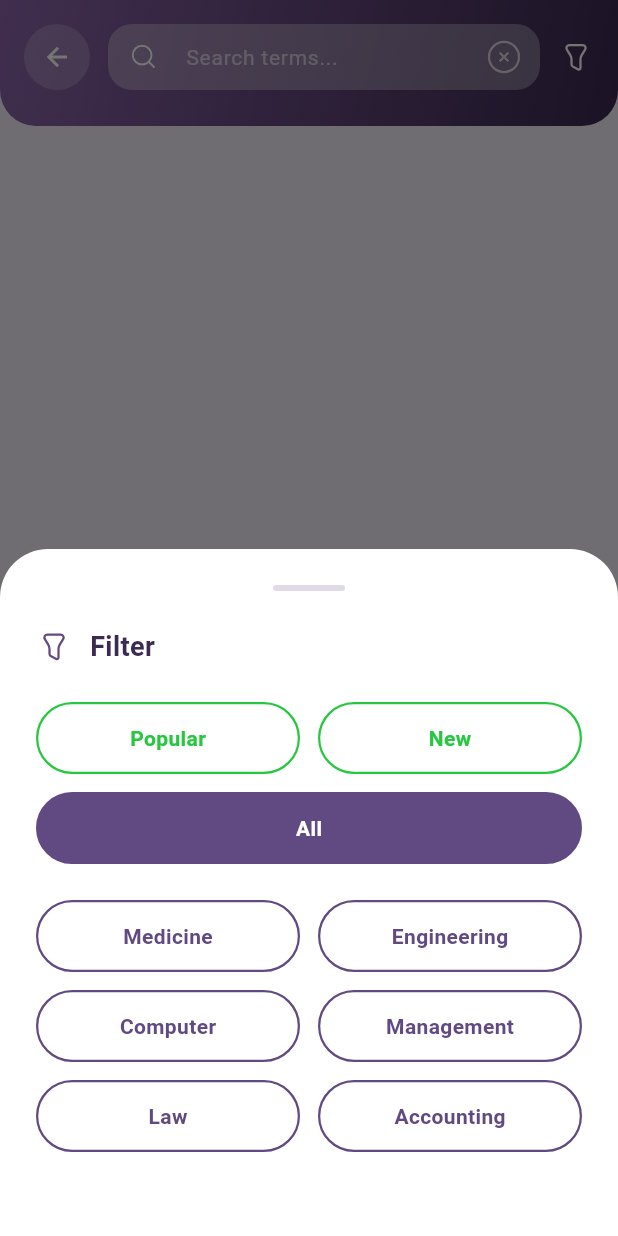
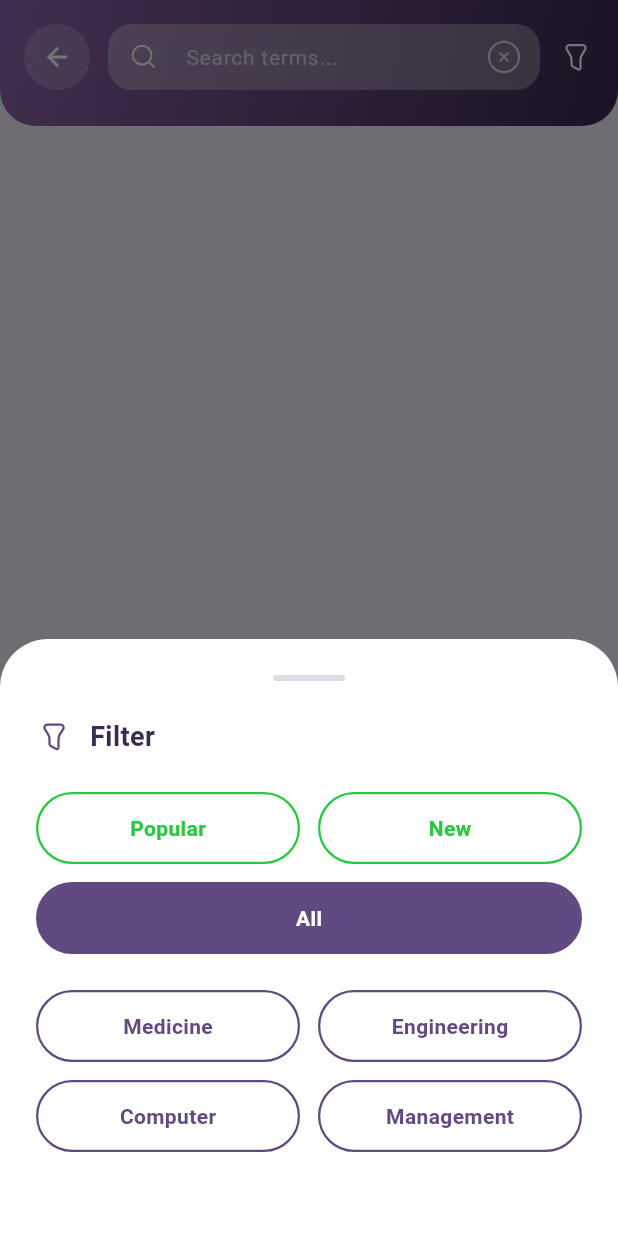
Before and after one commit to Dhiaa-10/uni_terms, a Flutter app: the SearchView screen opened by its route, after a tap on an icon or button, on a phone screen of 412 x 824 dp. Run offline on Flutter 3.47's test engine with Material 3 defaults, Android fonts, the light colour scheme and no system bars; our stand-ins replace flutter_native_splash, flutter_svg, get, get_storage, google_fonts; accounts and stored records are empty.

Commit message:
feat: add cross-layout keyboard search + quiz and mock data updates

```diff
--- a/lib/core/mock_data.dart
+++ b/lib/core/mock_data.dart
@@ -190,61 +190,6 @@ class MockData {
       category: 'Management',
     ),
 
-    // --- Law ---
-    TermModel(
-      id: 'l1',
-      title: 'Litigation',
-      arabicTranslation: 'التقاضي',
-      definition: 'The process of taking legal action.',
-      arabicDefinition: 'عملية اتخاذ إجراء قانوني.',
-      category: 'Law',
-      isNew: true,
-    ),
-    TermModel(
-      id: 'l2',
-      title: 'Jurisdiction',
-      arabicTranslation: 'الاختصاص القضائي',
-      definition: 'The official power to make legal decisions and judgments.',
-      arabicDefinition: 'السلطة الرسمية لاتخاذ القرارات والأحكام القانونية.',
-      category: 'Law',
-      isPopular: true,
-    ),
-    TermModel(
-      id: 'l3',
-      title: 'Affidavit',
-      arabicTranslation: 'إفادة مشفوعة بقسم',
-      definition: 'A written statement confirmed by oath or affirmation.',
-      arabicDefinition: 'بيان مكتوب مؤكد بالقسم أو الإقرار.',
-      category: 'Law',
-    ),
-
-    // --- Accounting ---
-    TermModel(
-      id: 'a1',
-      title: 'Ledger',
-      arabicTranslation: 'دفتر الأستاذ',
-      definition: 'A book or other collection of financial accounts.',
-      arabicDefinition: 'كتاب أو مجموعة أخرى من الحسابات المالية.',
-      category: 'Accounting',
-      isNew: true,
-    ),
-    TermModel(
-      id: 'a2',
-      title: 'Audit',
-      arabicTranslation: 'تدقيق الحسابات',
-      definition: 'An official inspection of an individual\'s or organization\'s accounts.',
-      arabicDefinition: 'تفتيش رسمي لحسابات فرد أو منظمة.',
-      category: 'Accounting',
-      isPopular: true,
-    ),
-    TermModel(
-      id: 'a3',
-      title: 'Depreciation',
-      arabicTranslation: 'الاستهلاك',
-      definition: 'A reduction in the value of an asset with the passage of time.',
-      arabicDefinition: 'نقص في قيمة الأصل مع مرور الوقت.',
-      category: 'Accounting',
-    ),
   ];
 
   static List<Map<String, dynamic>> get majors {
@@ -278,15 +223,5 @@ class MockData {
       'arabicTitle': 'الإدارة',
       'icon': 'assets/icons/management.svg',
     },
-    {
-      'title': 'Law',
-      'arabicTitle': 'القانون',
-      'icon': Icons.account_balance_outlined,
-    },
-    {
-      'title': 'Accounting',
-      'arabicTitle': 'المحاسبة',
-      'icon': Icons.calculate_outlined,
-    },
   ];
 }
--- a/lib/viewmodels/search_viewmodel.dart
+++ b/lib/viewmodels/search_viewmodel.dart
@@ -101,6 +101,48 @@ class SearchViewModel extends GetxController {
   }
 
   // ─────────────────────────────────────────────────────────────────────────────
+  // Cross-keyboard layout mapping (Windows Arabic 101 ↔ QWERTY)
+  // ─────────────────────────────────────────────────────────────────────────────
+  /// Maps each QWERTY key to its corresponding Arabic character in the
+  /// standard Windows Arabic (101) keyboard layout.
+  static const Map<String, String> _englishToArabic = {
+    'q': 'ض', 'w': 'ص', 'e': 'ث', 'r': 'ق', 't': 'ف',
+    'y': 'غ', 'u': 'ع', 'i': 'ه', 'o': 'خ', 'p': 'ح',
+    'a': 'ش', 's': 'س', 'd': 'ي', 'f': 'ب', 'g': 'ل',
+    'h': 'ا', 'j': 'ت', 'k': 'ن', 'l': 'م',
+    'z': 'ئ', 'x': 'ء', 'c': 'ؤ', 'v': 'ر', 'b': 'لا',
+    'n': 'ى', 'm': 'ة', ',': 'و', '.': 'ز', ';': 'ك',
+  };
+
+  /// The reverse map: Arabic character → its QWERTY key position.
+  static final Map<String, String> _arabicToEnglish = {
+    for (final entry in _englishToArabic.entries) entry.value: entry.key,
+  };
+
+  /// Converts [text] by swapping each character according to the opposite
+  /// keyboard layout.  If the text is mostly Latin it tries Arabic→English;
+  /// if it is mostly Arabic it tries English→Arabic.  Characters with no
+  /// mapping are kept as-is.
+  String _swapKeyboardLayout(String text) {
+    if (text.isEmpty) return text;
+
+    // Detect dominant script by counting mapped characters.
+    int latinCount = 0;
+    int arabicCount = 0;
+    for (final ch in text.characters) {
+      if (_englishToArabic.containsKey(ch)) latinCount++;
+      if (_arabicToEnglish.containsKey(ch)) arabicCount++;
+    }
+
+    final map = latinCount >= arabicCount ? _englishToArabic : _arabicToEnglish;
+    final buffer = StringBuffer();
+    for (final ch in text.characters) {
+      buffer.write(map[ch] ?? ch);
+    }
+    return buffer.toString();
+  }
+
+  // ─────────────────────────────────────────────────────────────────────────────
   // Main search logic
   // ─────────────────────────────────────────────────────────────────────────────
 
@@ -146,10 +188,16 @@ class SearchViewModel extends GetxController {
       final arTitle = _normaliseArabic(term.arabicTranslation.toLowerCase());
 
       // Each query token must match at least one of the text surfaces.
+      // We also try the layout-swapped version to support users who forgot
+      // to switch their keyboard language (e.g. typing Arabic layout on
+      // an English term, or vice versa).
       for (final token in queryTokens) {
         final normToken = _normaliseArabic(token); // harmless for English
-        final enScore = _scoreToken(token, enTitle);
-        final arScore = _scoreToken(normToken, arTitle);
+        final swappedToken = _swapKeyboardLayout(token);
+        final normSwapped = _normaliseArabic(swappedToken);
+
+        final enScore  = min(_scoreToken(token,        enTitle), _scoreToken(swappedToken,  enTitle));
+        final arScore  = min(_scoreToken(normToken,    arTitle), _scoreToken(normSwapped,   arTitle));
         final bestScore = min(enScore, arScore);
 
         if (bestScore == 999) { return false; } // this token didn't match → reject term
@@ -158,8 +206,13 @@ class SearchViewModel extends GetxController {
       // All tokens matched → compute overall relevance score for sorting.
       int totalScore = 0;
       for (final token in queryTokens) {
-        final normToken = _normaliseArabic(token);
-        totalScore += min(_scoreToken(token, enTitle), _scoreToken(normToken, arTitle));
+        final normToken    = _normaliseArabic(token);
+        final swappedToken = _swapKeyboardLayout(token);
+        final normSwapped  = _normaliseArabic(swappedToken);
+
+        final enScore = min(_scoreToken(token,     enTitle), _scoreToken(swappedToken, enTitle));
+        final arScore = min(_scoreToken(normToken, arTitle), _scoreToken(normSwapped,  arTitle));
+        totalScore += min(enScore, arScore);
       }
       scores[term.id] = totalScore;
       return true;
```
Also changed, not shown: lib/views/quiz/quiz_view.dart (+10 -1 lines).
